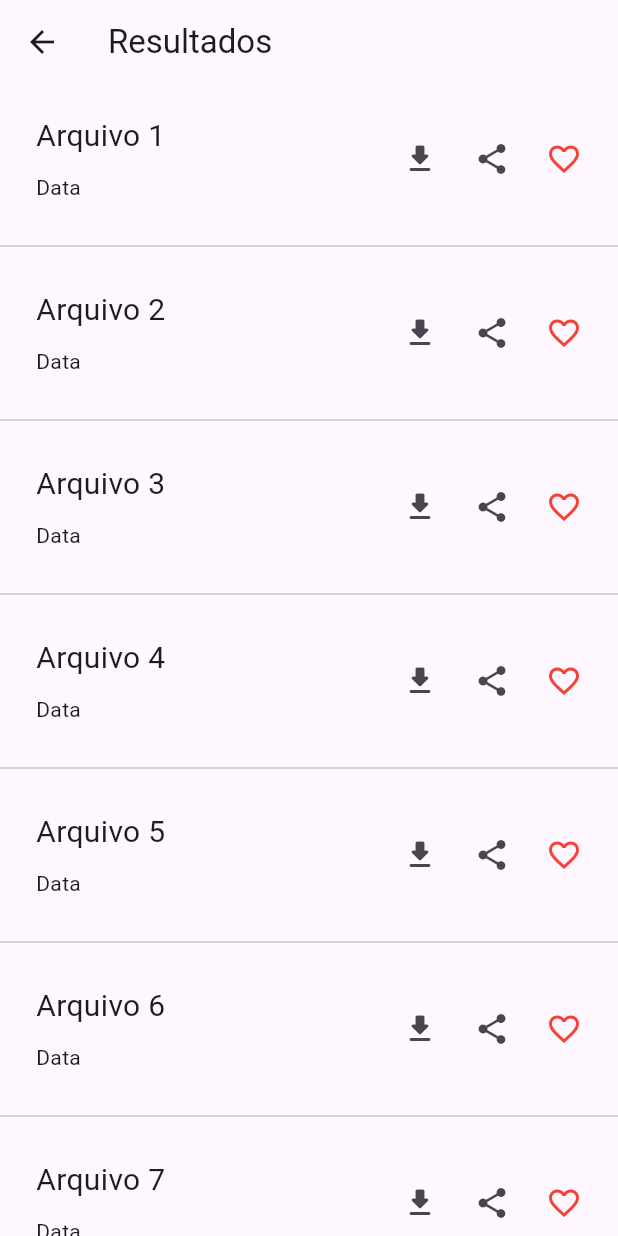
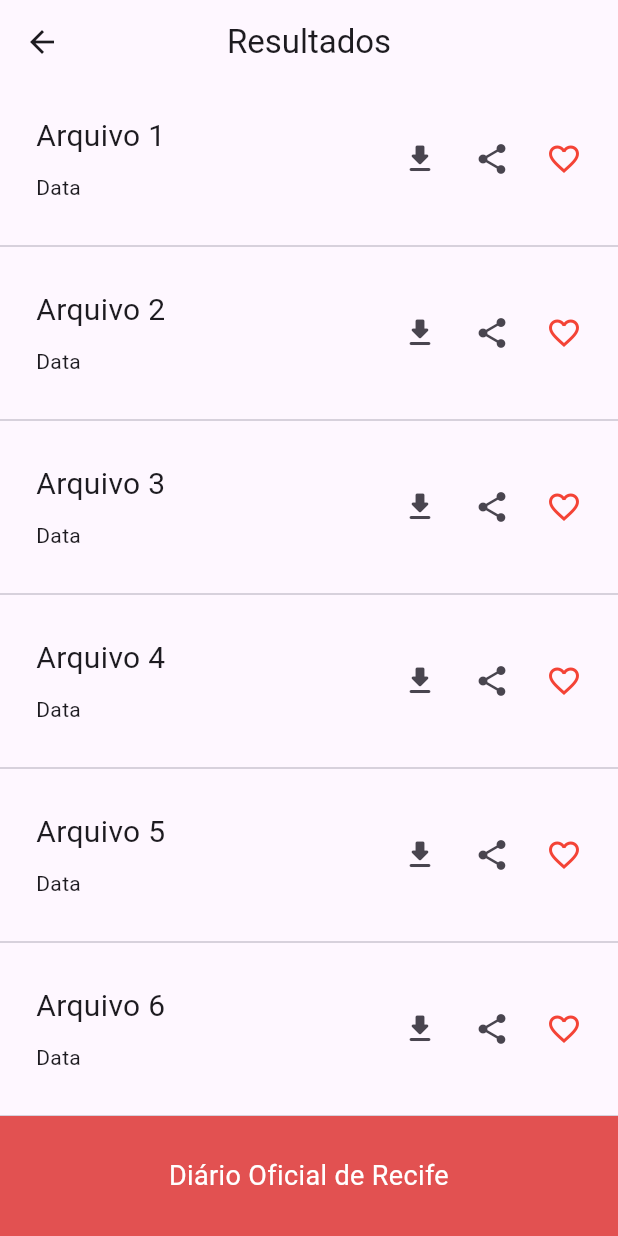
Before and after one commit to Eduardocesn/programacao_mobile, a Flutter app: the screen it shows after launch, after a tap on "Pesquisar", on a phone screen of 412 x 824 dp. Run offline on Flutter 3.47's test engine with Material 3 defaults, Android fonts, the phone set to English and light mode, and no system bars.

Commit message:
Adicionado cores nas telas

```diff
--- a/lib/main.dart
+++ b/lib/main.dart
@@ -12,9 +12,23 @@ class MyApp extends StatelessWidget {
     return MaterialApp(
       home: Scaffold(
         appBar: AppBar(
+          centerTitle: true,
           title: Text('Consulta'),
         ),
         body: SearchScreen(),
+        bottomNavigationBar: BottomAppBar(
+          color: Color.fromRGBO(226, 81, 81, 1),
+          child: Center(
+            child: Text(
+                "Diário Oficial de Recife",
+                textAlign: TextAlign.center,
+                style: TextStyle(
+                  color: Colors.white,
+                  fontSize: 18,
+                ),
+            ),
+          ),
+        ),
       ),
     );
   }
@@ -29,6 +43,8 @@ class SearchScreen extends StatefulWidget {
 class _SearchScreenState extends State<SearchScreen> {
   TextEditingController _searchController = TextEditingController();
   TextEditingController dateController = TextEditingController();
+  TextEditingController initialDateController = TextEditingController();
+  TextEditingController finalDateController = TextEditingController();
   List<String> savedFiles = <String>[];
   List<String> nameFiles = ["Arquivo 1", "Arquivo 2", "Arquivo 3", "Arquivo 4",
     "Arquivo 5","Arquivo 6","Arquivo 7","Arquivo 8","Arquivo 9","Arquivo 10",];
@@ -53,7 +69,6 @@ class _SearchScreenState extends State<SearchScreen> {
           TextField(
             controller: dateController,
             decoration: InputDecoration(
-                icon: Icon(Icons.calendar_today),
                 hintText: 'Pesquisar por data',
                 border: OutlineInputBorder(
                   borderRadius: BorderRadius.circular(25.0),
@@ -83,9 +98,84 @@ class _SearchScreenState extends State<SearchScreen> {
           ),
           SizedBox(height: 20),
           Row(
+            children: [
+              Flexible(child: TextField(
+                controller: initialDateController,
+                decoration: InputDecoration(
+                    hintText: 'Data inicial',
+                    border: OutlineInputBorder(
+                      borderRadius: BorderRadius.circular(25.0),
+                    )
+                ),
+                readOnly: true,
+                onTap: () async {
+                  DateTime? pickedDate = await showDatePicker(
+                      context: context,
+                      initialDate: DateTime.now(),
+                      firstDate: DateTime(2018),
+                      lastDate: DateTime(2025)
+                  );
+                  if(pickedDate != null ){
+                    print(pickedDate);  //get the picked date in the format => 2022-07-04 00:00:00.000
+                    String formattedDate = DateFormat('dd-MM-yyyy').format(pickedDate); // format date in required form here we use yyyy-MM-dd that means time is removed
+                    print(formattedDate); //formatted date output using intl package =>  2022-07-04
+                    //You can format date as per your need
+
+                    setState(() {
+                      initialDateController.text = formattedDate; //set foratted date to TextField value.
+                    });
+                  }else{
+                    print("Date is not selected");
+                  }
+                },
+              ),
+              ),
+              SizedBox(width: 20,),
+              Flexible (
+                child: TextField(
+                controller: finalDateController,
+                decoration: InputDecoration(
+                    hintText: 'Data final',
+                    border: OutlineInputBorder(
+                      borderRadius: BorderRadius.circular(25.0),
+                    )
+                ),
+                readOnly: true,
+                onTap: () async {
+                  DateTime? pickedDate = await showDatePicker(
+                      context: context,
+                      initialDate: DateTime.now(),
+                      firstDate: DateTime(2018),
+                      lastDate: DateTime(2025)
+                  );
+                  if(pickedDate != null ){
+                    print(pickedDate);  //get the picked date in the format => 2022-07-04 00:00:00.000
+                    String formattedDate = DateFormat('dd-MM-yyyy').format(pickedDate); // format date in required form here we use yyyy-MM-dd that means time is removed
+                    print(formattedDate); //formatted date output using intl package =>  2022-07-04
+                    //You can format date as per your need
+
+                    setState(() {
+                      finalDateController.text = formattedDate; //set foratted date to TextField value.
+                    });
+                  }else{
+                    print("Date is not selected");
+                  }
+                },
+              ),
+              ),
+            ],
+          ),
+          SizedBox(height: 20,),
+          Row(
             mainAxisAlignment: MainAxisAlignment.center,
             children: [
               ElevatedButton(
+                style: ElevatedButton.styleFrom(
+                  backgroundColor: Color.fromRGBO(226, 81, 81, 1),
+                  foregroundColor: Colors.white,
+                  minimumSize: Size(100,50),
+                  ),
+
               onPressed: () {
                 // Implemente a lógica de pesquisa aqui
                 String searchTerm = _searchController.text;
@@ -105,6 +195,11 @@ class _SearchScreenState extends State<SearchScreen> {
                     MaterialPageRoute(builder: (context) => FavoritesScreen(savedFiles: savedFiles, nameFiles: nameFiles,)),
                   );
                 },
+                style: ElevatedButton.styleFrom(
+                  backgroundColor: Color.fromRGBO(226, 81, 81, 1),
+                  foregroundColor: Colors.white,
+                  minimumSize: Size(100,50),
+                ),
                 child: Text('Favoritos'),
               ),
             ],
@@ -123,6 +218,7 @@ class FavoritesScreen extends StatelessWidget {
   Widget build(BuildContext context) {
     return Scaffold(
       appBar: AppBar(
+        centerTitle: true,
         title: Text('Favoritos'),
       ),
       body: Center(
@@ -131,6 +227,19 @@ class FavoritesScreen extends StatelessWidget {
             for (var str in savedFiles)
               FavoriteCard(title: str),
           ],
+        ),
+      ),
+      bottomNavigationBar: BottomAppBar(
+        color: Color.fromRGBO(226, 81, 81, 1),
+        child: Center(
+          child: Text(
+            "Diário Oficial de Recife",
+            textAlign: TextAlign.center,
+            style: TextStyle(
+              color: Colors.white,
+              fontSize: 18,
+            ),
+          ),
         ),
       ),
     );
@@ -151,6 +260,7 @@ class _ResultScreenState extends State<ResultScreen> {
   Widget build(BuildContext context) {
     return Scaffold(
       appBar: AppBar(
+        centerTitle: true,
         title: Text('Resultados'),
       ),
       body: Center(
@@ -160,6 +270,19 @@ class _ResultScreenState extends State<ResultScreen> {
               ResultCard(title: "$str",
                         savedWords: widget.savedFiles,)
           ],
+        ),
+      ),
+      bottomNavigationBar: BottomAppBar(
+        color: Color.fromRGBO(226, 81, 81, 1),
+        child: Center(
+          child: Text(
+            "Diário Oficial de Recife",
+            textAlign: TextAlign.center,
+            style: TextStyle(
+              color: Colors.white,
+              fontSize: 18,
+            ),
+          ),
         ),
       ),
     );
```
